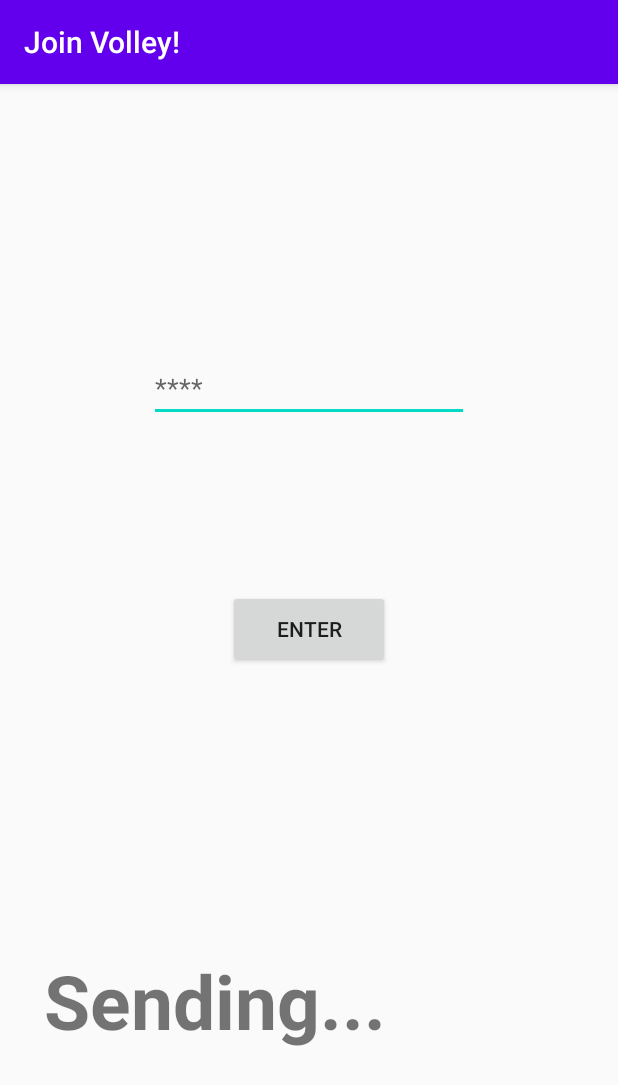
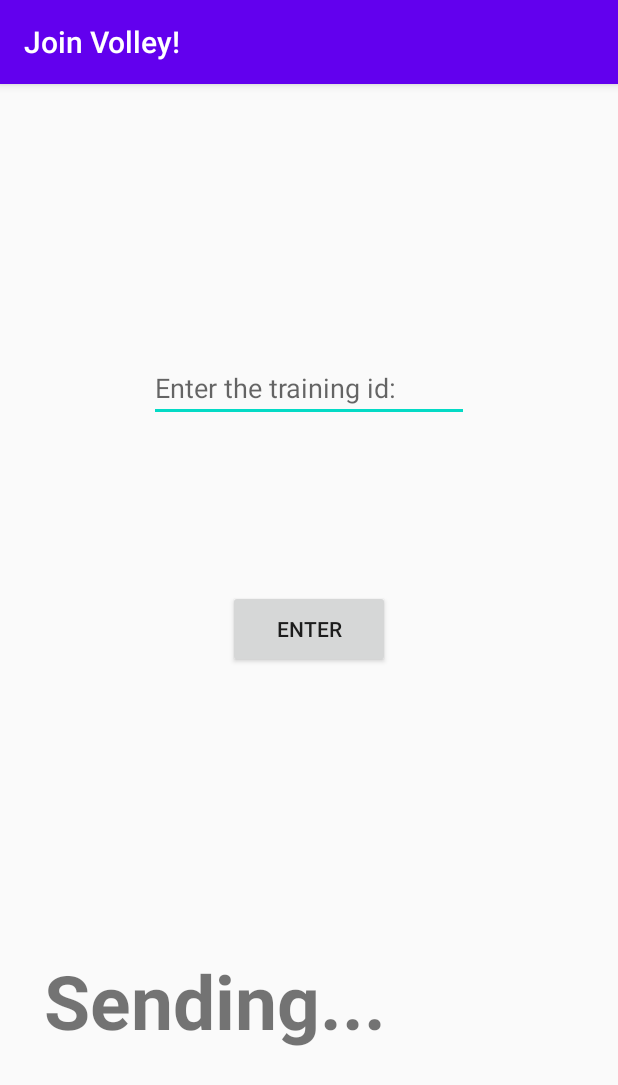
Before and after one commit to omri30000/Volleyball-App, an Android app: the ThirdActivity screen opened directly, with no data from a screen before it, after a tap on "ENROLL", on a phone screen of 412 x 824 dp. Shown: the top 1085 px of the screen. Run offline under Robolectric (Android 15) with nearby library versions, the phone set to English and light mode, and no system bars.

Commit message:
change edit text type

```diff
--- a/VolleyBallClientAndroid/app/src/main/java/com/example/volleyballclient/ThirdActivity.java
+++ b/VolleyBallClientAndroid/app/src/main/java/com/example/volleyballclient/ThirdActivity.java
@@ -31,7 +31,7 @@ public class ThirdActivity extends AppCompatActivity implements View.OnClickList
         String val = "helo_helo";
         if (v == btnSend)
         {
-            Intent next = new Intent(this,FourthActivity.class);//TODO:fix the propblem
+            Intent next = new Intent(this,FourthActivity.class);//TODO:fix the problem
             if(splitStr.length  == 2) {
                 val = splitStr[0] + '_' + splitStr[1];
             }
--- a/VolleyBallClientAndroid/app/src/main/res/layout/activity_fourth.xml
+++ b/VolleyBallClientAndroid/app/src/main/res/layout/activity_fourth.xml
@@ -13,9 +13,7 @@
         android:layout_marginTop="180dp"
         android:autofillHints=""
         android:ems="10"
-        android:hint="****"
-        android:inputType="textPassword"
-        android:text=""
+        android:hint="Enter the training id: "
         app:layout_constraintEnd_toEndOf="parent"
         app:layout_constraintStart_toStartOf="parent"
         app:layout_constraintTop_toTopOf="parent" />
```
